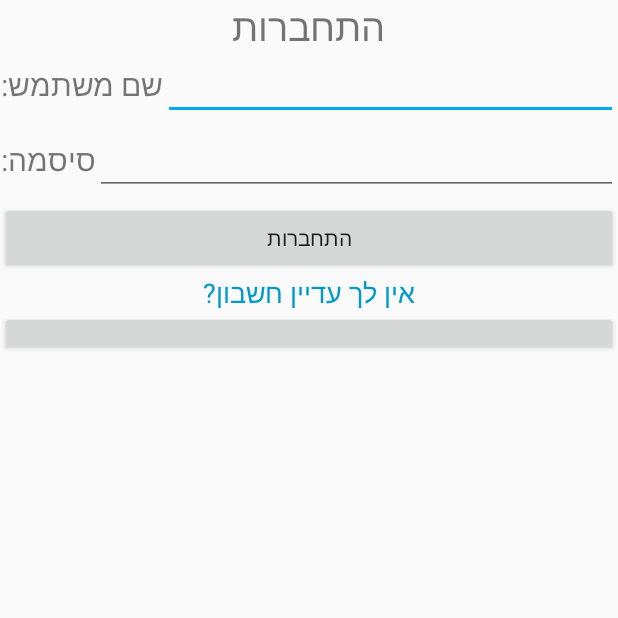
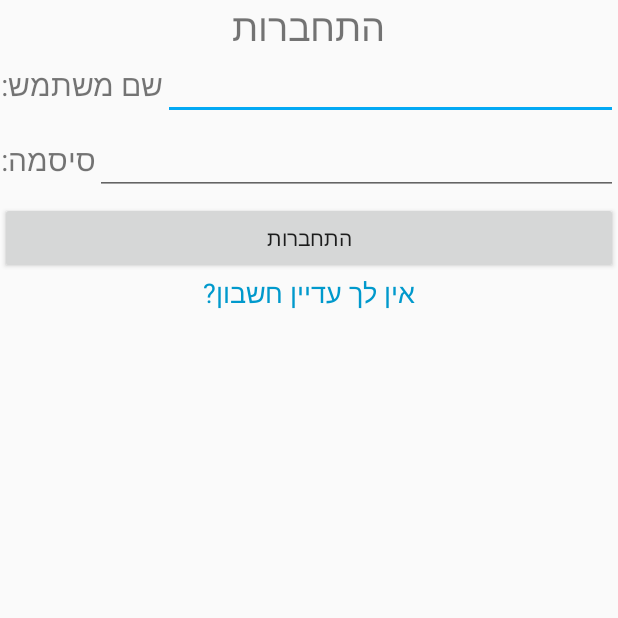
Before and after one commit to EladBG-code/SchoolProject, an Android app: the screen it shows after launch (MainActivity), after a tap on "התחברות", on a phone screen of 412 x 824 dp, the top half of it. Run offline under Robolectric (Android 15) with nearby library versions, the phone set to English and light mode, and no system bars; our stand-ins replace Firebase (no records; nobody signed in at launch, a user with empty details on screens opened directly).

```diff
--- a/app/src/main/java/com/theproject/schoolproject/MainActivity.java
+++ b/app/src/main/java/com/theproject/schoolproject/MainActivity.java
@@ -39,14 +39,12 @@ public class MainActivity extends AppCompatActivity implements View.OnClickListe
         etUsername = findViewById(R.id.etUsernameL);
         btnLogin = findViewById(R.id.btnLogin);
         tvRegister = findViewById(R.id.tvRegister);
-        btnTest = findViewById(R.id.btnTest);
 
         database = FirebaseDatabase.getInstance();
         myRef = database.getReference("UsersPlace");
 
         tvRegister.setOnClickListener(this);
         btnLogin.setOnClickListener(this);
-        btnTest.setOnClickListener(this);
 
         // Read from the database
         myRef.addValueEventListener(new ValueEventListener() {
@@ -101,11 +99,6 @@ public class MainActivity extends AppCompatActivity implements View.OnClickListe
                 Toast.makeText(this, "המשתמש אינו קיים במערכת כלל.", Toast.LENGTH_SHORT).show();
             }
         }
-        if(v == btnTest){
-            Intent intent = new Intent(this,Homepage.class);
-            startActivity(intent);
-            finish();
-        }
     }
 
     public static int findIndexOfUser(String username)
--- a/app/src/main/res/layout/activity_main.xml
+++ b/app/src/main/res/layout/activity_main.xml
@@ -23,6 +23,7 @@
         android:layout_height="wrap_content"
         android:textSize="20dp"
         android:text="שם משתמש:"
+        android:gravity="right"
         />
     <EditText
         android:layout_width="match_parent"
@@ -40,6 +41,7 @@
         android:layout_height="wrap_content"
         android:textSize="20dp"
         android:text="סיסמה:"
+        android:gravity="right"
         />
     <EditText
         android:layout_width="match_parent"
@@ -64,9 +66,4 @@
         android:id="@+id/tvRegister"
         android:textColor="@color/colorPrimaryDark"
         />
-    <Button
-        android:layout_width="match_parent"
-        android:layout_height="30dp"
-        android:id="@+id/btnTest"
-        />
 </LinearLayout>
```
